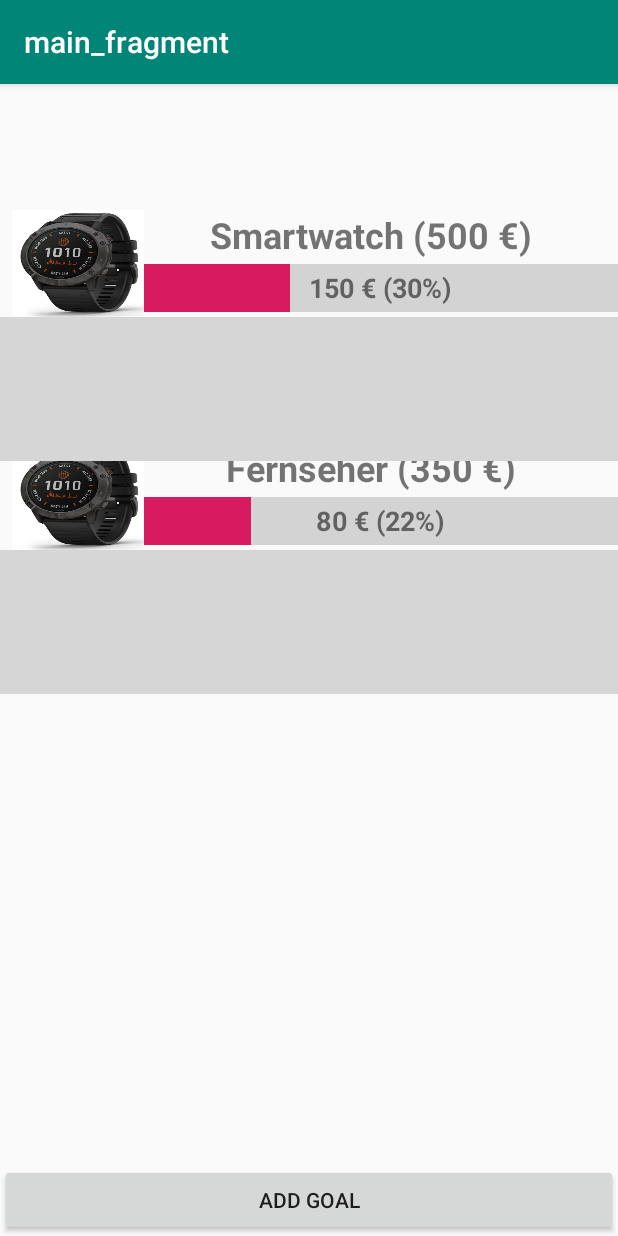
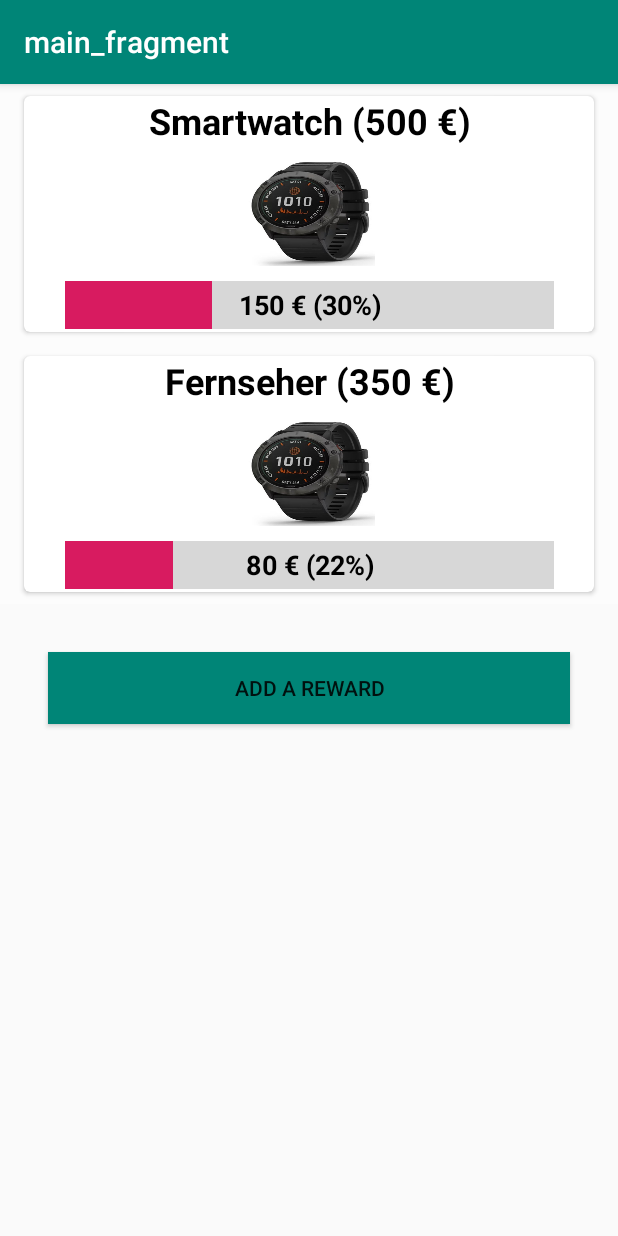
Before and after one commit to FridoE/tokenize, an Android app: the screen it shows after launch (MainActivity), on a phone screen of 412 x 824 dp. Run offline under Robolectric (Android 15) with nearby library versions, the phone set to English and light mode, and no system bars; our stand-ins replace data binding, navigation-ui.

Commit message:
- redesign of add action and add goal

```diff
--- a/app/build.gradle
+++ b/app/build.gradle
@@ -54,4 +54,5 @@ dependencies {
     implementation "androidx.navigation:navigation-fragment-ktx:$version_navigation"
     implementation "androidx.navigation:navigation-ui-ktx:$version_navigation"
     kapt 'com.android.databinding:compiler:3.5.3'
+    implementation 'com.cottacush:CurrencyEditText:0.0.6'
 }
--- a/app/src/main/AndroidManifest.xml
+++ b/app/src/main/AndroidManifest.xml
@@ -17,5 +17,4 @@
             </intent-filter>
         </activity>
     </application>
-
 </manifest>
--- a/app/src/main/java/com/example/tokenizetest/ui/main/GoalsList.kt
+++ b/app/src/main/java/com/example/tokenizetest/ui/main/GoalsList.kt
@@ -13,8 +13,6 @@ import androidx.recyclerview.widget.DiffUtil
 import androidx.recyclerview.widget.ListAdapter
 import androidx.recyclerview.widget.RecyclerView
 import com.example.tokenizetest.R
-import kotlinx.android.synthetic.main.goal_entry.*
-import kotlinx.android.synthetic.main.goal_entry.view.*
 import org.w3c.dom.Text
 
 
--- a/app/src/main/java/com/example/tokenizetest/ui/main/GoalsViewModel.kt
+++ b/app/src/main/java/com/example/tokenizetest/ui/main/GoalsViewModel.kt
@@ -1,28 +1,46 @@
 package com.example.tokenizetest.ui.main
 
 import android.app.Application
+import android.graphics.drawable.Drawable
 import android.util.Log
+import androidx.core.content.ContextCompat
 import androidx.lifecycle.*
+import com.example.tokenizetest.R
 
-class GoalsViewModel(app: Application): AndroidViewModel(app) {
+class GoalsViewModel(val app: Application): AndroidViewModel(app) {
 
     private val _goalsList = MutableLiveData<MutableList<Goal>>()
     val goalsList : LiveData<MutableList<Goal>>
             get() = _goalsList
 
+    var newGoalName: String = ""
+    var newGoalPrice: Int = 0
+    var newGoalDrawable: Drawable = ContextCompat.getDrawable(app.applicationContext, R.drawable.reward)!!
+    var newGoalActivityName: String = ""
+    var newGoalActivityEarnings: Int = 0
+
     init{
         _goalsList.value = mutableListOf<Goal>()
 
-        var newGoal = Goal("Smartwatch", 500)
+        var newGoal = Goal("Smartwatch", 500, "Act1", 5)
         newGoal.balance = 150
         addGoal(newGoal)
-        var secondGoal = Goal("Fernseher", 350)
+        var secondGoal = Goal("Fernseher", 350, "Act2", 10)
         secondGoal.balance = 80
         addGoal(secondGoal)
         Log.d("goalsviewmodel", "init")
     }
 
-    fun addGoal(goal: Goal) = _goalsList.value?.add(goal)
+    private fun addGoal(goal: Goal) = _goalsList.value?.add(goal)
+    fun addNewGoal() {
+        val goal = Goal(newGoalName, newGoalPrice, newGoalActivityName, newGoalActivityEarnings)
+        addGoal(goal)
+        newGoalName = ""
+        newGoalPrice = 0
+        newGoalDrawable = ContextCompat.getDrawable(app.applicationContext, R.drawable.reward)!!
+        newGoalActivityName = ""
+        newGoalActivityEarnings = 0
+    }
 
     companion object {
         fun balanceString(goal: Goal) :String {
@@ -38,15 +56,19 @@ class GoalsViewModel(app: Application): AndroidViewModel(app) {
 }
 
 class Goal {
-    val price: Int
+    var price: Int
     var balance: Int = 0
-    val text: String
+    var text: String
     val id: Int
+    var icon: Drawable
+    var activities = mutableListOf<Activity>()
 
-    constructor(text: String, price: Int) {
+    constructor(text: String, price: Int, activityName: String, activityEarnings: Int) {
         this.price = price
         this.text = text
+        // TODO icon =
         id = nextId++
+        activities.add(Activity(activityName, activityEarnings))
     }
 
     private companion object {
@@ -56,6 +78,9 @@ class Goal {
     override fun toString(): String {
         return "$text: $price €"
     }
+
+    data class Activity(var name: String, var earnings: Int)
+
 }
 
 fun <T> MutableLiveData<T>.notifyObserver() {
--- a/app/src/main/java/com/example/tokenizetest/ui/main/MainFragment.kt
+++ b/app/src/main/java/com/example/tokenizetest/ui/main/MainFragment.kt
@@ -61,9 +61,9 @@ class MainFragment : Fragment() {
             findNavController().navigate(action)
         }
 
-        context?.let {
+ /*       context?.let {
             ContextCompat.getDrawable(it, R.drawable.line_divider)
-        }?.also {  listView.addItemDecoration(GoalsListDividerItemDecoration(it))}
+        }?.also {  listView.addItemDecoration(GoalsListDividerItemDecoration(it))}*/
 
         return rootView
     }
--- a/app/src/main/res/layout/add_goal.xml
+++ b/app/src/main/res/layout/add_goal.xml
@@ -30,6 +30,7 @@
         android:id="@+id/button2"
         android:layout_width="match_parent"
         android:layout_height="wrap_content"
+        android:layout_marginBottom="16dp"
         android:text="Add goal"
         app:layout_constraintBottom_toBottomOf="parent"
         tools:layout_editor_absoluteX="1dp" />
--- a/app/src/main/res/layout/goal_entry.xml
+++ b/app/src/main/res/layout/goal_entry.xml
@@ -7,15 +7,32 @@
     android:orientation="vertical"
     android:scrollbarSize="50dp">
 
+    <androidx.cardview.widget.CardView
+        android:layout_width="match_parent"
+        android:layout_height="match_parent"
+        android:layout_marginStart="16dp"
+        android:layout_marginTop="8dp"
+        android:layout_marginEnd="16dp"
+        android:layout_marginBottom="8dp"
+        app:cardBackgroundColor="#FFFFFF"
+        app:cardCornerRadius="4dp"
+        app:cardElevation="2dp"
+        app:layout_constraintBottom_toBottomOf="parent"
+        app:layout_constraintEnd_toEndOf="parent"
+        app:layout_constraintStart_toStartOf="parent"
+        app:layout_constraintTop_toTopOf="parent">
+
+        <androidx.constraintlayout.widget.ConstraintLayout
+            android:layout_width="match_parent"
+            android:layout_height="match_parent">
+
             <TextView
                 android:id="@+id/textGoal"
-        android:layout_width="match_parent"
+                android:layout_width="260dp"
                 android:layout_height="34dp"
-        android:layout_marginStart="90dp"
-        android:layout_marginTop="84dp"
-        android:layout_marginEnd="8dp"
                 android:text="Smartwatch (300€)"
                 android:textAlignment="center"
+                android:textColor="@android:color/primary_text_light_nodisable"
                 android:textSize="24sp"
                 android:textStyle="bold"
                 app:layout_constraintEnd_toEndOf="parent"
@@ -27,7 +44,7 @@
                 style="@android:style/Widget.DeviceDefault.Light.ProgressBar.Horizontal"
                 android:layout_width="326dp"
                 android:layout_height="36dp"
-        android:layout_marginStart="8dp"
+                android:layout_marginTop="8dp"
                 android:backgroundTint="#673AB7"
                 android:backgroundTintMode="src_over"
                 android:max="100"
@@ -38,35 +55,39 @@
                 android:scaleY="8"
                 android:scrollbarSize="4dp"
                 app:layout_constraintEnd_toEndOf="parent"
-        app:layout_constraintStart_toEndOf="@id/imageSymbol"
+                app:layout_constraintStart_toStartOf="parent"
+                app:layout_constraintTop_toBottomOf="@+id/imageSymbol" />
+
+            <ImageView
+                android:id="@+id/imageSymbol"
+                android:layout_width="88dp"
+                android:layout_height="71dp"
+                android:layout_marginTop="8dp"
+                android:adjustViewBounds="false"
+                android:background="@color/colorPrimary"
+                android:cropToPadding="false"
+                android:foreground="@drawable/smartwatch"
+                android:src="@android:drawable/ic_lock_idle_alarm"
+                app:layout_constraintEnd_toEndOf="parent"
+                app:layout_constraintStart_toStartOf="parent"
                 app:layout_constraintTop_toBottomOf="@+id/textGoal" />
 
             <TextView
                 android:id="@+id/textProgress"
                 android:layout_width="300dp"
                 android:layout_height="36dp"
-        android:layout_marginStart="8dp"
-        android:layout_marginEnd="8dp"
                 android:gravity="center"
                 android:text="150 € (50%)"
                 android:textAlignment="center"
+                android:textColor="@android:color/primary_text_light_nodisable"
                 android:textSize="18sp"
                 android:textStyle="bold"
-        app:layout_constraintEnd_toEndOf="parent"
-        app:layout_constraintHorizontal_bias="0.0"
+                app:layout_constraintEnd_toEndOf="@+id/progressBalance"
                 app:layout_constraintStart_toStartOf="@+id/progressBalance"
-        app:layout_constraintTop_toBottomOf="@+id/textGoal" />
-
-    <ImageView
-        android:id="@+id/imageSymbol"
-        android:layout_width="88dp"
-        android:layout_height="71dp"
-        android:layout_marginStart="8dp"
-        android:foreground="@drawable/smartwatch"
-        android:src="@android:drawable/ic_lock_idle_alarm"
-        app:layout_constraintBottom_toBottomOf="@+id/progressBalance"
-        app:layout_constraintStart_toStartOf="parent"
-        app:layout_constraintTop_toTopOf="@+id/textGoal"
-        app:layout_constraintVertical_bias="0.0" />
+                app:layout_constraintTop_toTopOf="@+id/progressBalance" />
 
         </androidx.constraintlayout.widget.ConstraintLayout>
+
+    </androidx.cardview.widget.CardView>
+
+</androidx.constraintlayout.widget.ConstraintLayout>
--- a/app/src/main/res/layout/main_fragment.xml
+++ b/app/src/main/res/layout/main_fragment.xml
@@ -10,8 +10,8 @@
     <androidx.recyclerview.widget.RecyclerView
         android:id="@+id/listGoals"
         android:layout_width="match_parent"
-        android:layout_height="0dp"
-        app:layout_constraintBottom_toTopOf="@+id/addgoal_button"
+        android:layout_height="wrap_content"
+        android:background="#80FFFFFF"
         app:layout_constraintStart_toStartOf="parent"
         app:layout_constraintTop_toTopOf="parent">
 
@@ -19,10 +19,17 @@
 
     <Button
         android:id="@+id/addgoal_button"
-        android:layout_width="match_parent"
+        android:layout_width="0dp"
         android:layout_height="wrap_content"
-        android:text="Add goal"
-        app:layout_constraintBottom_toBottomOf="parent"
-        app:layout_constraintStart_toStartOf="parent" />
+        android:layout_marginStart="32dp"
+        android:layout_marginTop="32dp"
+        android:layout_marginEnd="32dp"
+        android:background="@color/colorPrimary"
+        android:foregroundGravity="left|center"
+        android:foregroundTint="#FFFFFF"
+        android:text="Add a reward"
+        app:layout_constraintEnd_toEndOf="parent"
+        app:layout_constraintStart_toStartOf="parent"
+        app:layout_constraintTop_toBottomOf="@+id/listGoals" />
 
 </androidx.constraintlayout.widget.ConstraintLayout>
--- a/app/src/main/res/navigation/navigation.xml
+++ b/app/src/main/res/navigation/navigation.xml
@@ -22,7 +22,16 @@
         android:label="fragment_addgoal_fragement"
         tools:layout="@layout/addgoal_fragement" >
         <action
-            android:id="@+id/action_addgoal_fragement_to_mainFragment"
+            android:id="@+id/action_addgoal_fragement_to_addActivityFragment"
+            app:destination="@id/addActivityFragment"
+            app:popUpTo="@id/addgoal_fragement" />
+    </fragment>
+    <fragment
+        android:id="@+id/addActivityFragment"
+        android:name="com.example.tokenizetest.ui.main.AddActivityFragment"
+        android:label="AddActivityFragment" >
+        <action
+            android:id="@+id/action_addActivityFragment_to_mainFragment"
             app:destination="@id/mainFragment"
             app:popUpTo="@id/mainFragment"
             app:popUpToInclusive="true" />
--- /dev/null
+++ b/app/src/main/res/values/dimens.xml
@@ -0,0 +1,4 @@
+<?xml version="1.0" encoding="utf-8"?>
+<resources>
+    <dimen name="price_input_width">100dp</dimen>
+</resources>
--- a/app/src/main/res/values/styles.xml
+++ b/app/src/main/res/values/styles.xml
@@ -3,6 +3,7 @@
     <!-- Base application theme. -->
     <style name="AppTheme" parent="Theme.AppCompat.Light.DarkActionBar">
         <!-- Customize your theme here. -->
+        <item name="android:navigationBarColor">@color/colorPrimaryDark</item>
         <item name="colorPrimary">@color/colorPrimary</item>
         <item name="colorPrimaryDark">@color/colorPrimaryDark</item>
         <item name="colorAccent">@color/colorAccent</item>
```
Also changed, not shown: app/src/main/java/com/example/tokenizetest/AddGoalFragment.kt (+13 -12 lines), app/src/main/java/com/example/tokenizetest/ui/main/AddActivityFragment.kt (added, +88 -0 lines), app/src/main/java/com/example/tokenizetest/ui/main/uiutils.kt (added, +22 -0 lines), app/src/main/res/layout/add_activity.xml (added, +137 -0 lines), app/src/main/res/layout/addgoal_fragement.xml (+72 -22 lines), app/src/main/res/drawable/reward.png (added). Lines whose indentation alone changed are shown as unchanged.
